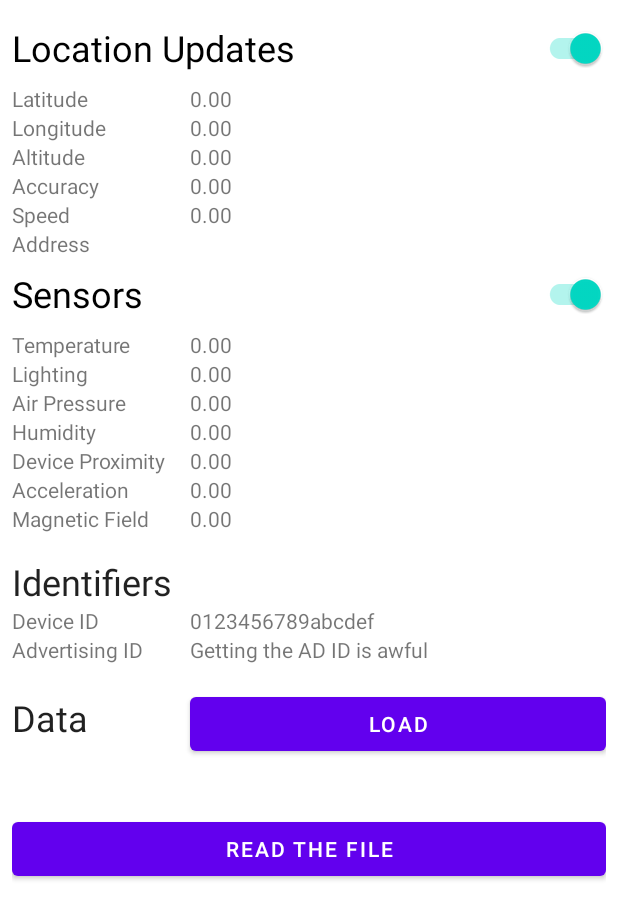
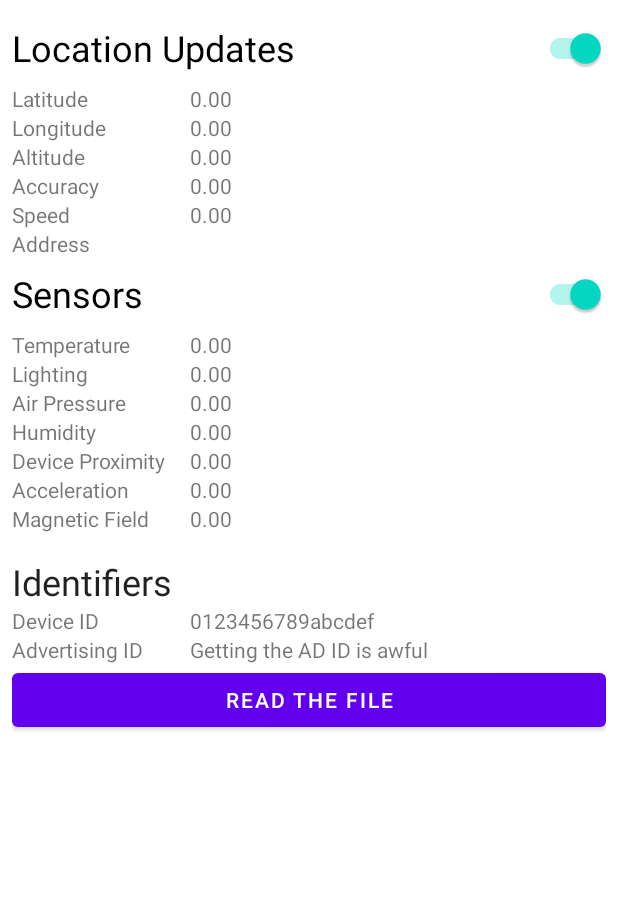
Before and after one commit to holdenlw/Android_Investigation, an Android app: the screen it shows after launch (MainActivity), on a phone screen of 412 x 824 dp. Shown: the top 919 px of the screen. Run offline under Robolectric (Android 15) with nearby library versions, the phone set to English and light mode, and no system bars; our stand-ins replace AdMob.

Commit message:
Modified the code the UI changes work on myside

```diff
--- a/app/src/main/java/com/example/myapplication/MainActivity.java
+++ b/app/src/main/java/com/example/myapplication/MainActivity.java
@@ -67,8 +67,7 @@ public class MainActivity extends AppCompatActivity {
 //    String providerPackage;
 //    ListenableFuture<AdvertisingIdInfo> listenableFutureAAID;
 
-    // Switches and buttons are for testing purposes
-
+    // as a global var this doesn't break...
     Button b_readFile;
 
     // The heart and soul of this app
@@ -112,8 +111,6 @@ public class MainActivity extends AppCompatActivity {
         tv_accelerator = findViewById(R.id.tv_accelerator);
         tv_magnetic = findViewById(R.id.tv_magnetic);
         tv_AAID = findViewById(R.id.tv_AAID);
-
-        b_readFile = findViewById(R.id.b_readFile);
 
         // Getting Device ID: reference https://www.youtube.com/watch?v=6tyGaqV2Gy0
         // Android does not include this in their documentation -- getting this info from a youtube search might help the arguments
@@ -168,18 +165,10 @@ public class MainActivity extends AppCompatActivity {
             turnOffSensors();
         });
 
+        b_readFile = findViewById(R.id.b_readFile);
+        tv_data = findViewById(R.id.tv_data);
 
-        Button loadButton = (Button)findViewById(R.id.b_loadData);
-
-        loadButton.setOnClickListener(v -> {
-            tv_data = findViewById(R.id.tv_data);
-
-            // example: the data field can contain a lot of content
-//            tv_data.setText("Lorem ipsum dolor sit amet, consectetur adipiscing elit, sed do eiusmod tempor incididunt ut labore et dolore magna aliqua. Eget est lorem ipsum dolor sit amet. Orci porta non pulvinar neque laoreet suspendisse. Cursus euismod quis viverra nibh cras pulvinar. Aliquam faucibus purus in massa tempor nec feugiat nisl pretium. Nibh praesent tristique magna sit amet. Vivamus arcu felis bibendum ut tristique et egestas quis. Neque viverra justo nec ultrices dui. Adipiscing elit ut aliquam purus sit amet luctus. Nisi quis eleifend quam adipiscing vitae proin. Mauris vitae ultricies leo integer malesuada nunc. Curabitur vitae nunc sed velit dignissim sodales ut eu. Egestas purus viverra accumsan in. Tellus cras adipiscing enim eu turpis egestas.\n" +
-//                    "\n" +
-//                    "Neque vitae tempus quam pellentesque nec nam aliquam. Ut tristique et egestas quis. Fermentum posuere urna nec tincidunt. Nulla pharetra diam sit amet nisl. Egestas pretium aenean pharetra magna ac. Cras ornare arcu dui vivamus arcu felis bibendum ut tristique. Massa vitae tortor condimentum lacinia quis. Nulla aliquet enim tortor at auctor. Lacus suspendisse faucibus interdum posuere. Cras sed felis eget velit aliquet sagittis. Massa eget egestas purus viverra accumsan. Id eu nisl nunc mi ipsum faucibus. At tempor commodo ullamcorper a lacus vestibulum sed arcu. Sit amet est placerat in egestas erat. Nibh sed pulvinar proin gravida hendrerit lectus a. Dui ut ornare lectus sit amet est. Eleifend donec pretium vulputate sapien nec sagittis aliquam malesuada bibendum. Ac ut consequat semper viverra nam libero justo laoreet sit.\n" +
-//                    "\n");
-
+        b_readFile.setOnClickListener(v -> {
             if (storage == null) {
                 tv_data.setText("Storage is null :/");
                 return;
@@ -193,11 +182,6 @@ public class MainActivity extends AppCompatActivity {
             }
 
             tv_data.setText(test);
-
-        });
-
-        b_readFile.setOnClickListener(v -> {
-            // do something
         });
 
         updateGPS();
--- a/app/src/main/java/com/example/myapplication/StoreInfo.java
+++ b/app/src/main/java/com/example/myapplication/StoreInfo.java
@@ -48,6 +48,8 @@ public class StoreInfo {
     public String getID() { return ID; }
 
     public String getData() {
+        // TODO
+        //  make this more readable
         return data.toString();
     }
 
--- a/app/src/main/res/layout/activity_main.xml
+++ b/app/src/main/res/layout/activity_main.xml
@@ -1,5 +1,4 @@
 <?xml version="1.0" encoding="utf-8"?>
-<!--  source: https://github.com/shadsluiter/gpsDemoStarting/blob/master/activity_main.xml-->
 <ScrollView
     xmlns:android="http://schemas.android.com/apk/res/android"
     xmlns:tools="http://schemas.android.com/tools"
@@ -193,32 +192,22 @@
             android:text="@string/tv_AAID" />
     </TableRow>
 
-    <TableRow android:paddingTop="16dp">
-        <TextView
-            android:textAppearance="@style/TextAppearance.AppCompat.Headline"
-            android:id="@+id/title_data"
-            android:text="@string/title_data" />
-
-        <Button
-            android:id="@+id/b_loadData"
-            android:checked="false"
-            android:text="@string/loadData" />
-    </TableRow>
 
     <TableRow>
-        <TextView
-            android:id="@+id/tv_data"
-            android:text="@string/tv_emptyData"
-            android:layout_span="2" />
-    </TableRow>
-
-    <TableRow
-        android:paddingTop="16dp">
         <Button
             android:id="@+id/b_readFile"
             android:checked="false"
             android:text="@string/sw_readFile"
             android:layout_span="2" />
     </TableRow>
+
+        <TableRow>
+            <TextView
+                android:id="@+id/tv_data"
+                android:text=""
+                />
+        </TableRow>
+
+
     </TableLayout>
 </ScrollView>
```
